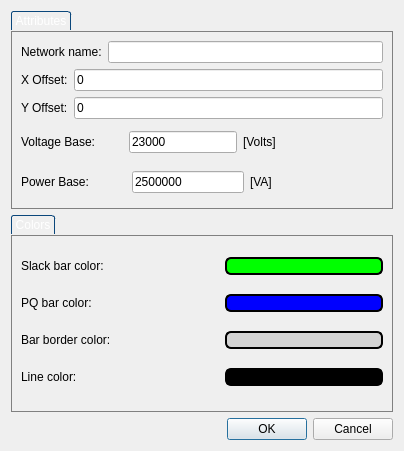
Above: src/window/networkproperties.ui from raulhuatuco/QuickFlow before the change. Below: the same form after it.
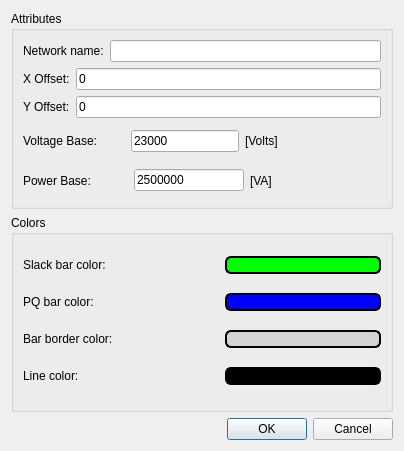
That is the form after the change.

```diff
--- a/src/window/networkproperties.ui
+++ b/src/window/networkproperties.ui
@@ -17,23 +17,7 @@
    <item row="1" column="0">
     <widget class="QGroupBox" name="groupBox_4">
      <property name="styleSheet">
-      <string notr="true">QGroupBox {
-border: 1px solid gray;
-margin-top: 20px;
-}
-
-QGroupBox::title
-{
-    subcontrol-origin: margin;	
-    border-top-left-radius: 3px;
-    border-top-right-radius: 3px;
-    border: 1px solid #0b477b;
-    border-bottom: none;
-    background-color: qlineargradient(x1: 0, y1: 0, x2: 0, y2: 1,
-        stop: 0 #001520, stop: 1 #000809);
-    padding: 2 2px;
-    color: white;   
-}</string>
+      <string notr="true"/>
      </property>
      <property name="title">
       <string>Colors</string>
@@ -254,23 +238,7 @@
    <item row="0" column="0">
     <widget class="QGroupBox" name="groupBox_3">
      <property name="styleSheet">
-      <string notr="true">QGroupBox {
-border: 1px solid gray;
-margin-top: 20px;
-}
-
-QGroupBox::title
-{
-    subcontrol-origin: margin;	
-    border-top-left-radius: 3px;
-    border-top-right-radius: 3px;
-    border: 1px solid #0b477b;
-    border-bottom: none;
-    background-color: qlineargradient(x1: 0, y1: 0, x2: 0, y2: 1,
-        stop: 0 #001520, stop: 1 #000809);
-    padding: 2 2px;
-    color: white;   
-}</string>
+      <string notr="true"/>
      </property>
      <property name="title">
       <string>Attributes</string>
```
